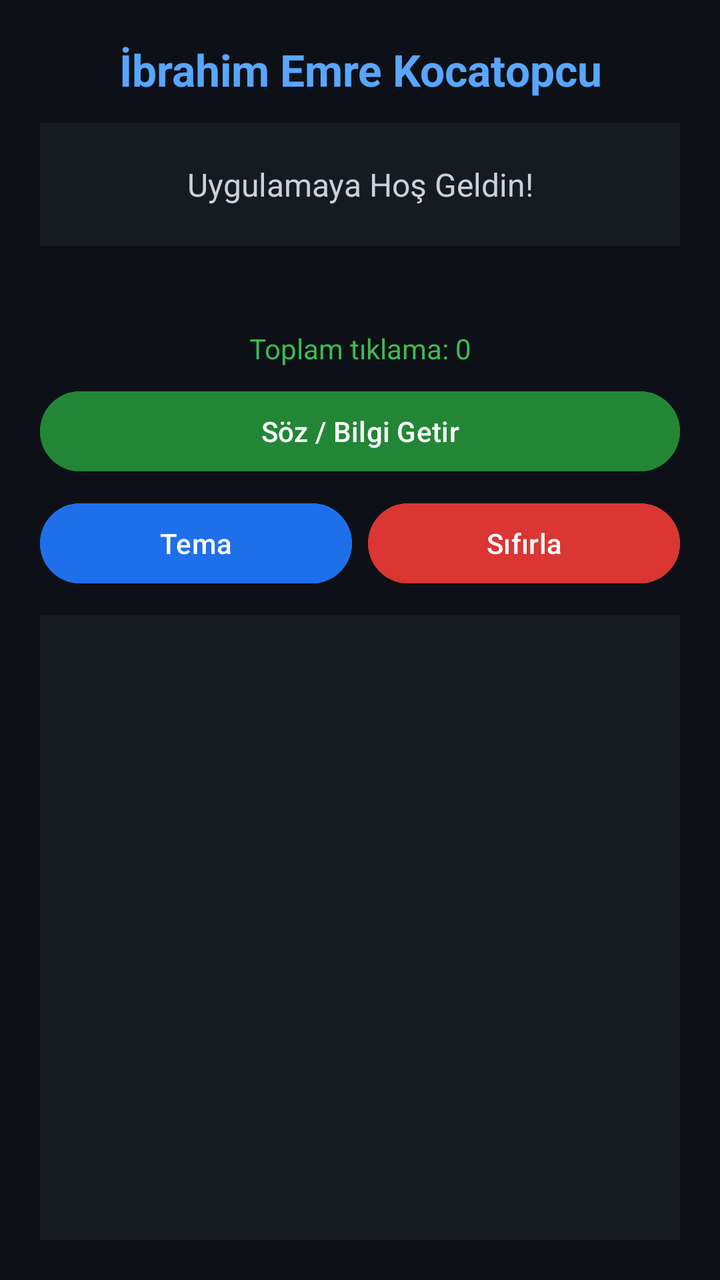
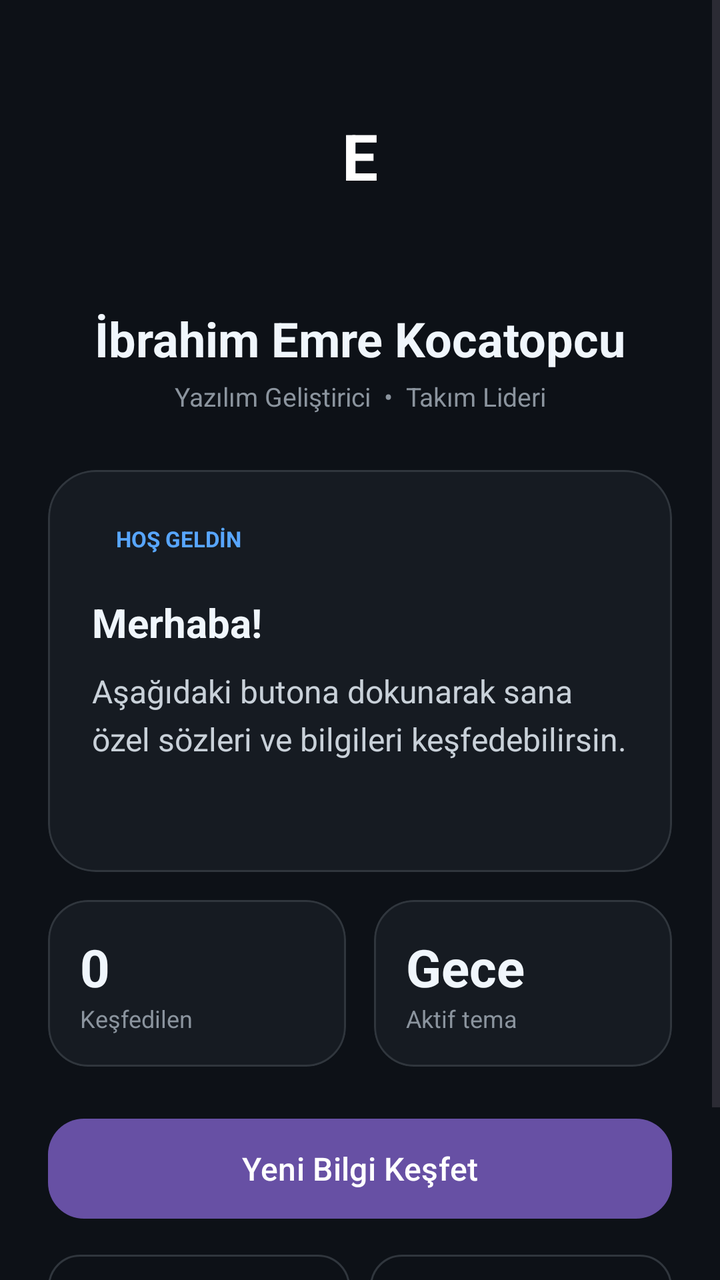

The first picture is an Android layout as it rendered before a commit; the second is the same layout after the commit. The layout source and the unified diff follow.
<!-- AndroidManifest.xml: application theme Theme.EmreApp -->
<!-- res/layout/activity_main.xml -->
<?xml version="1.0" encoding="utf-8"?>
<LinearLayout xmlns:android="http://schemas.android.com/apk/res/android"
    android:id="@+id/rootLayout"
    android:layout_width="match_parent"
    android:layout_height="match_parent"
    android:background="#0D1117"
    android:orientation="vertical"
    android:padding="20dp">

    <TextView
        android:layout_width="match_parent"
        android:layout_height="wrap_content"
        android:layout_marginBottom="12dp"
        android:gravity="center"
        android:text="İbrahim Emre Kocatopcu"
        android:textColor="#58A6FF"
        android:textSize="22sp"
        android:textStyle="bold" />

    <TextView
        android:id="@+id/txtBaslik"
        android:layout_width="match_parent"
        android:layout_height="wrap_content"
        android:background="#161B22"
        android:gravity="center"
        android:padding="20dp"
        android:text="Uygulamaya Hoş Geldin!"
        android:textColor="#C9D1D9"
        android:textSize="16sp" />

    <TextView
        android:id="@+id/txtDetayBilgi"
        android:layout_width="match_parent"
        android:layout_height="wrap_content"
        android:gravity="center"
        android:padding="8dp"
        android:textColor="#8B949E"
        android:textSize="13sp" />

    <TextView
        android:id="@+id/txtSayacGosterge"
        android:layout_width="match_parent"
        android:layout_height="wrap_content"
        android:gravity="center"
        android:padding="8dp"
        android:text="Toplam tıklama: 0"
        android:textColor="#3FB950"
        android:textSize="14sp" />

    <Button
        android:id="@+id/btnTikla"
        android:layout_width="match_parent"
        android:layout_height="wrap_content"
        android:backgroundTint="#238636"
        android:text="Söz / Bilgi Getir"
        android:textColor="#FFFFFF" />

    <LinearLayout
        android:layout_width="match_parent"
        android:layout_height="wrap_content"
        android:layout_marginTop="8dp"
        android:orientation="horizontal">

        <Button
            android:id="@+id/btnTemaDegistir"
            android:layout_width="0dp"
            android:layout_height="wrap_content"
            android:layout_marginEnd="4dp"
            android:layout_weight="1"
            android:backgroundTint="#1F6FEB"
            android:text="Tema"
            android:textColor="#FFFFFF" />

        <Button
            android:id="@+id/btnSifirla"
            android:layout_width="0dp"
            android:layout_height="wrap_content"
            android:layout_marginStart="4dp"
            android:layout_weight="1"
            android:backgroundTint="#DA3633"
            android:text="Sıfırla"
            android:textColor="#FFFFFF" />
    </LinearLayout>

    <ScrollView
        android:layout_width="match_parent"
        android:layout_height="0dp"
        android:layout_marginTop="12dp"
        android:layout_weight="1"
        android:background="#161B22">

        <TextView
            android:id="@+id/txtLogEkrani"
            android:layout_width="match_parent"
            android:layout_height="wrap_content"
            android:padding="10dp"
            android:textColor="#7EE787"
            android:textSize="12sp" />
    </ScrollView>

</LinearLayout>
<!-- resources referenced by this layout -->
<resources>
  <style name="Theme.EmreApp" parent="Theme.Material3.DayNight.NoActionBar" />
</resources>

<!-- the commit's change to res/layout/activity_main.xml (unified diff, before → after) -->
@@ -1,101 +1,253 @@
 <?xml version="1.0" encoding="utf-8"?>
-<LinearLayout xmlns:android="http://schemas.android.com/apk/res/android"
+<ScrollView xmlns:android="http://schemas.android.com/apk/res/android"
+    xmlns:app="http://schemas.android.com/apk/res-auto"
     android:id="@+id/rootLayout"
     android:layout_width="match_parent"
     android:layout_height="match_parent"
     android:background="#0D1117"
-    android:orientation="vertical"
-    android:padding="20dp">
-
-    <TextView
-        android:layout_width="match_parent"
-        android:layout_height="wrap_content"
-        android:layout_marginBottom="12dp"
-        android:gravity="center"
-        android:text="İbrahim Emre Kocatopcu"
-        android:textColor="#58A6FF"
-        android:textSize="22sp"
-        android:textStyle="bold" />
-
-    <TextView
-        android:id="@+id/txtBaslik"
-        android:layout_width="match_parent"
-        android:layout_height="wrap_content"
-        android:background="#161B22"
-        android:gravity="center"
-        android:padding="20dp"
-        android:text="Uygulamaya Hoş Geldin!"
-        android:textColor="#C9D1D9"
-        android:textSize="16sp" />
-
-    <TextView
-        android:id="@+id/txtDetayBilgi"
-        android:layout_width="match_parent"
-        android:layout_height="wrap_content"
-        android:gravity="center"
-        android:padding="8dp"
-        android:textColor="#8B949E"
-        android:textSize="13sp" />
-
-    <TextView
-        android:id="@+id/txtSayacGosterge"
-        android:layout_width="match_parent"
-        android:layout_height="wrap_content"
-        android:gravity="center"
-        android:padding="8dp"
-        android:text="Toplam tıklama: 0"
-        android:textColor="#3FB950"
-        android:textSize="14sp" />
-
-    <Button
-        android:id="@+id/btnTikla"
-        android:layout_width="match_parent"
-        android:layout_height="wrap_content"
-        android:backgroundTint="#238636"
-        android:text="Söz / Bilgi Getir"
-        android:textColor="#FFFFFF" />
+    android:fillViewport="true">
 
     <LinearLayout
         android:layout_width="match_parent"
         android:layout_height="wrap_content"
-        android:layout_marginTop="8dp"
-        android:orientation="horizontal">
-
-        <Button
-            android:id="@+id/btnTemaDegistir"
-            android:layout_width="0dp"
-            android:layout_height="wrap_content"
-            android:layout_marginEnd="4dp"
-            android:layout_weight="1"
-            android:backgroundTint="#1F6FEB"
-            android:text="Tema"
-            android:textColor="#FFFFFF" />
-
-        <Button
-            android:id="@+id/btnSifirla"
-            android:layout_width="0dp"
-            android:layout_height="wrap_content"
-            android:layout_marginStart="4dp"
-            android:layout_weight="1"
-            android:backgroundTint="#DA3633"
-            android:text="Sıfırla"
-            android:textColor="#FFFFFF" />
+        android:orientation="vertical"
+        android:padding="24dp">
+
+        
+        <TextView
+            android:id="@+id/txtAvatar"
+            android:layout_width="76dp"
+            android:layout_height="76dp"
+            android:layout_gravity="center_horizontal"
+            android:layout_marginTop="16dp"
+            android:gravity="center"
+            android:text="E"
+            android:textColor="#FFFFFF"
+            android:textSize="32sp"
+            android:textStyle="bold" />
+
+        <TextView
+            android:id="@+id/txtSelam"
+            android:layout_width="match_parent"
+            android:layout_height="wrap_content"
+            android:layout_marginTop="16dp"
+            android:gravity="center"
+            android:textColor="#8B949E"
+            android:textSize="14sp" />
+
+        <TextView
+            android:id="@+id/txtIsim"
+            android:layout_width="match_parent"
+            android:layout_height="wrap_content"
+            android:layout_marginTop="2dp"
+            android:gravity="center"
+            android:text="İbrahim Emre Kocatopcu"
+            android:textColor="#F0F6FC"
+            android:textSize="24sp"
+            android:textStyle="bold" />
+
+        <TextView
+            android:id="@+id/txtUnvan"
+            android:layout_width="match_parent"
+            android:layout_height="wrap_content"
+            android:layout_marginTop="4dp"
+            android:gravity="center"
+            android:text="Yazılım Geliştirici  •  Takım Lideri"
+            android:textColor="#8B949E"
+            android:textSize="13sp" />
+
+        
+        <com.google.android.material.card.MaterialCardView
+            android:id="@+id/cardIcerik"
+            android:layout_width="match_parent"
+            android:layout_height="wrap_content"
+            android:layout_marginTop="28dp"
+            app:cardBackgroundColor="#161B22"
+            app:cardCornerRadius="24dp"
+            app:cardElevation="0dp"
+            app:strokeColor="#30363D"
+            app:strokeWidth="1dp">
+
+            <LinearLayout
+                android:layout_width="match_parent"
+                android:layout_height="wrap_content"
+                android:orientation="vertical"
+                android:padding="22dp">
+
+                <TextView
+                    android:id="@+id/txtKategori"
+                    android:layout_width="wrap_content"
+                    android:layout_height="wrap_content"
+                    android:paddingStart="12dp"
+                    android:paddingTop="5dp"
+                    android:paddingEnd="12dp"
+                    android:paddingBottom="5dp"
+                    android:text="HOŞ GELDİN"
+                    android:textColor="#58A6FF"
+                    android:textSize="11sp"
+                    android:textStyle="bold" />
+
+                <TextView
+                    android:id="@+id/txtBaslik"
+                    android:layout_width="match_parent"
+                    android:layout_height="wrap_content"
+                    android:layout_marginTop="16dp"
+                    android:text="Merhaba!"
+                    android:textColor="#F0F6FC"
+                    android:textSize="20sp"
+                    android:textStyle="bold" />
+
+                <TextView
+                    android:id="@+id/txtMetin"
+                    android:layout_width="match_parent"
+                    android:layout_height="wrap_content"
+                    android:layout_marginTop="10dp"
+                    android:lineSpacingExtra="5dp"
+                    android:text="Aşağıdaki butona dokunarak sana özel sözleri ve bilgileri keşfedebilirsin."
+                    android:textColor="#C9D1D9"
+                    android:textSize="16sp" />
+
+                <TextView
+                    android:id="@+id/txtKaynak"
+                    android:layout_width="match_parent"
+                    android:layout_height="wrap_content"
+                    android:layout_marginTop="16dp"
+                    android:textColor="#8B949E"
+                    android:textSize="13sp"
+                    android:textStyle="italic" />
+            </LinearLayout>
+        </com.google.android.material.card.MaterialCardView>
+
+        
+        <LinearLayout
+            android:layout_width="match_parent"
+            android:layout_height="wrap_content"
+            android:layout_marginTop="14dp"
+            android:orientation="horizontal">
+
+            <com.google.android.material.card.MaterialCardView
+                android:id="@+id/cardSayac"
+                android:layout_width="0dp"
+                android:layout_height="wrap_content"
+                android:layout_marginEnd="7dp"
+                android:layout_weight="1"
+                app:cardBackgroundColor="#161B22"
+                app:cardCornerRadius="20dp"
+                app:cardElevation="0dp"
+                app:strokeColor="#30363D"
+                app:strokeWidth="1dp">
+
+                <LinearLayout
+                    android:layout_width="match_parent"
+                    android:layout_height="wrap_content"
+                    android:orientation="vertical"
+                    android:padding="16dp">
+
+                    <TextView
+                        android:id="@+id/txtSayac"
+                        android:layout_width="wrap_content"
+                        android:layout_height="wrap_content"
+                        android:text="0"
+                        android:textColor="#F0F6FC"
+                        android:textSize="26sp"
+                        android:textStyle="bold" />
+
+                    <TextView
+                        android:layout_width="wrap_content"
+                        android:layout_height="wrap_content"
+                        android:text="Keşfedilen"
+                        android:textColor="#8B949E"
+                        android:textSize="12sp" />
+                </LinearLayout>
+            </com.google.android.material.card.MaterialCardView>
+
+            <com.google.android.material.card.MaterialCardView
+                android:id="@+id/cardTema"
+                android:layout_width="0dp"
+                android:layout_height="wrap_content"
+                android:layout_marginStart="7dp"
+                android:layout_weight="1"
+                app:cardBackgroundColor="#161B22"
+                app:cardCornerRadius="20dp"
+                app:cardElevation="0dp"
+                app:strokeColor="#30363D"
+                app:strokeWidth="1dp">
+
+                <LinearLayout
+                    android:layout_width="match_parent"
+                    android:layout_height="wrap_content"
+                    android:orientation="vertical"
+                    android:padding="16dp">
+
+                    <TextView
+                        android:id="@+id/txtTemaAdi"
+                        android:layout_width="wrap_content"
+                        android:layout_height="wrap_content"
+                        android:text="Gece"
+                        android:textColor="#F0F6FC"
+                        android:textSize="26sp"
+                        android:textStyle="bold" />
+
+                    <TextView
+                        android:layout_width="wrap_content"
+                        android:layout_height="wrap_content"
+                        android:text="Aktif tema"
+                        android:textColor="#8B949E"
+                        android:textSize="12sp" />
+                </LinearLayout>
+            </com.google.android.material.card.MaterialCardView>
+        </LinearLayout>
+
+        
+        <com.google.android.material.button.MaterialButton
+            android:id="@+id/btnTikla"
+            android:layout_width="match_parent"
+            android:layout_height="58dp"
+            android:layout_marginTop="22dp"
+            android:text="Yeni Bilgi Keşfet"
+            android:textColor="#FFFFFF"
+            android:textSize="16sp"
+            app:cornerRadius="18dp" />
+
+        <LinearLayout
+            android:layout_width="match_parent"
+            android:layout_height="wrap_content"
+            android:layout_marginTop="10dp"
+            android:orientation="horizontal">
+
+            <com.google.android.material.button.MaterialButton
+                android:id="@+id/btnTemaDegistir"
+                style="@style/Widget.Material3.Button.OutlinedButton"
+                android:layout_width="0dp"
+                android:layout_height="52dp"
+                android:layout_marginEnd="5dp"
+                android:layout_weight="1"
+                android:text="Temayı Değiştir"
+                android:textColor="#C9D1D9"
+                app:cornerRadius="16dp"
+                app:strokeColor="#30363D" />
+
+            <com.google.android.material.button.MaterialButton
+                android:id="@+id/btnSifirla"
+                style="@style/Widget.Material3.Button.OutlinedButton"
+                android:layout_width="0dp"
+                android:layout_height="52dp"
+                android:layout_marginStart="5dp"
+                android:layout_weight="1"
+                android:text="Sıfırla"
+                android:textColor="#C9D1D9"
+                app:cornerRadius="16dp"
+                app:strokeColor="#30363D" />
+        </LinearLayout>
+
+        <TextView
+            android:id="@+id/txtSonErisim"
+            android:layout_width="match_parent"
+            android:layout_height="wrap_content"
+            android:layout_marginTop="24dp"
+            android:gravity="center"
+            android:textColor="#6E7681"
+            android:textSize="12sp" />
+
     </LinearLayout>
-
-    <ScrollView
-        android:layout_width="match_parent"
-        android:layout_height="0dp"
-        android:layout_marginTop="12dp"
-        android:layout_weight="1"
-        android:background="#161B22">
-
-        <TextView
-            android:id="@+id/txtLogEkrani"
-            android:layout_width="match_parent"
-            android:layout_height="wrap_content"
-            android:padding="10dp"
-            android:textColor="#7EE787"
-            android:textSize="12sp" />
-    </ScrollView>
-
-</LinearLayout>
+</ScrollView>
